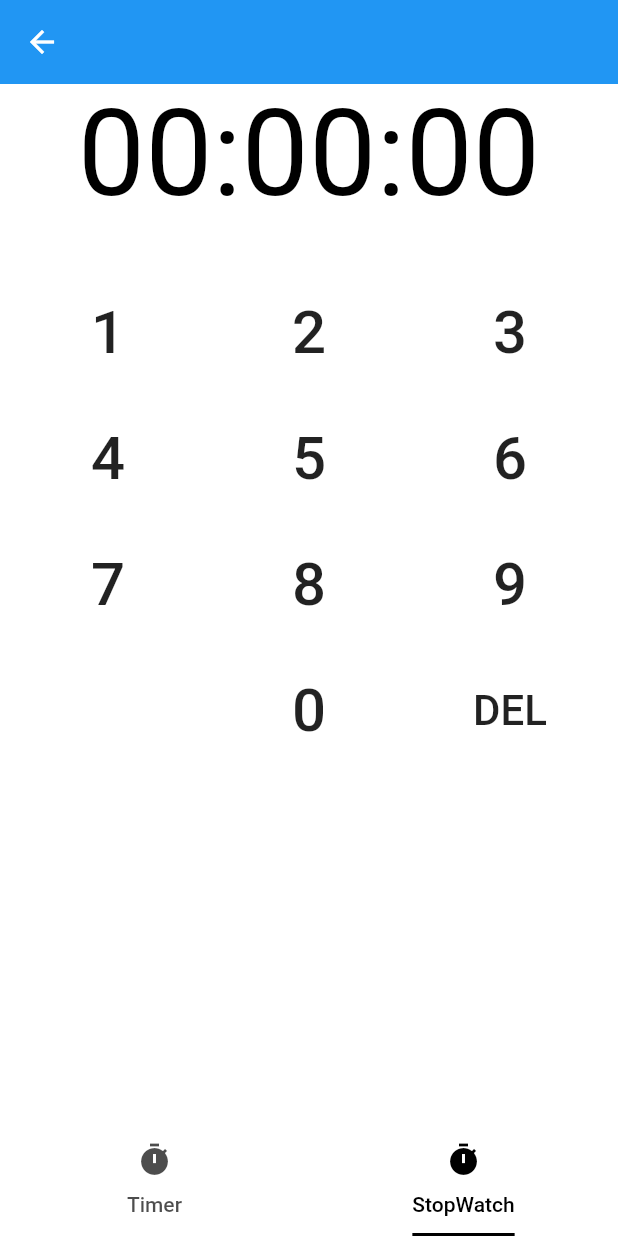
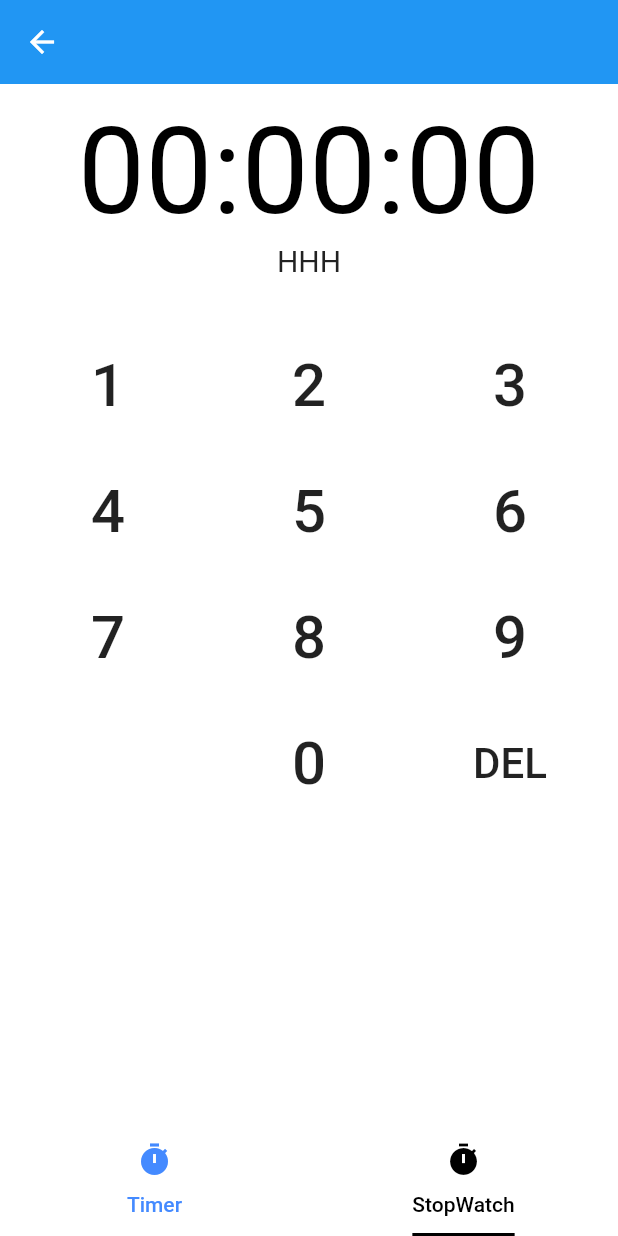
Before and after one commit to anarghya-das/YourBoard, a Flutter app: the TabPage screen opened directly, tab 2 chosen, after a tap on "DEL", on a phone screen of 412 x 824 dp. Run offline on Flutter 3.47's test engine with Material 2 defaults, Android fonts, the phone set to English and light mode, and no system bars; our stand-ins replace flutter_local_notifications, image_picker, shared_preferences; accounts and stored records are empty.

Commit message:
:sparkles: countdown UI working

```diff
--- a/lib/stopWatchView.dart
+++ b/lib/stopWatchView.dart
@@ -8,17 +8,53 @@ class StopWatchPage extends StatefulWidget {
 
 class _StopWatchPageState extends State<StopWatchPage>
     with AutomaticKeepAliveClientMixin {
-  int _hours = 0;
-  int _minutes = 0;
-  int _seconds = 0;
-  Color _hourColor = Colors.black;
-  Color _minuteColor = Colors.black;
-  Color _secondColor = Colors.black;
+  String _hour0 = "0",
+      _hour1 = "0",
+      _minute0 = "0",
+      _minute1 = "0",
+      _second0 = "0",
+      _second1 = "0";
+  bool _isSelectedH = false;
+  bool _isSelectedM = false;
+  bool _isSelectedS = false;
+
+  TextStyle _check(String time) {
+    if (time == "hour" && _isSelectedH) {
+      return TextStyle(color: Colors.blueAccent);
+    } else if (time == "minute" && _isSelectedM) {
+      return TextStyle(color: Colors.blueAccent);
+    } else if (time == "second" && _isSelectedS) {
+      return TextStyle(color: Colors.blueAccent);
+    }
+    return null;
+  }
+
+  void _changeBool(String time) {
+    switch (time) {
+      case "hour":
+        _isSelectedH = true;
+        _isSelectedM = false;
+        _isSelectedS = false;
+        break;
+      case "minute":
+        _isSelectedH = false;
+        _isSelectedM = true;
+        _isSelectedS = false;
+        break;
+      case "second":
+        _isSelectedH = false;
+        _isSelectedM = false;
+        _isSelectedS = true;
+        break;
+    }
+  }
 
   @override
   Widget build(BuildContext context) {
     super.build(context);
-    return Center(
+    return Padding(
+      padding: const EdgeInsets.only(top: 12.0),
+      child: Center(
         child: Column(
           mainAxisAlignment: MainAxisAlignment.start,
           children: <Widget>[
@@ -29,70 +65,49 @@ class _StopWatchPageState extends State<StopWatchPage>
                     color: Colors.black,
                   ),
                   children: <TextSpan>[
-                  _hours < 10
-                      ? TextSpan(
-                          text: "0$_hours",
-                          style: TextStyle(color: _hourColor),
+                    TextSpan(
+                        text: "$_hour0$_hour1",
+                        style: _check("hour"),
                         recognizer: TapGestureRecognizer()
                           ..onTap = () {
                             setState(() {
-                                _hourColor = Colors.blue;
-                                _minuteColor = Colors.black;
-                                _secondColor = Colors.black;
-                              });
-                            })
-                      : TextSpan(
-                          text: "$_hours",
-                          style: TextStyle(color: _hourColor),
-                          recognizer: TapGestureRecognizer()
-                            ..onTap = () {
-                              setState(() {
-                                _hourColor = Colors.blue;
-                                _minuteColor = Colors.black;
-                                _secondColor = Colors.black;
+                              _changeBool("hour");
                             });
                           }),
                     TextSpan(
                       text: ":",
                     ),
-                  _minutes < 10
-                      ? TextSpan(
-                          text: "0$_minutes",
-                          style: TextStyle(color: _minuteColor),
+                    TextSpan(
+                        text: "$_minute0$_minute1",
+                        style: _check("minute"),
                         recognizer: TapGestureRecognizer()
                           ..onTap = () {
                             setState(() {
-                                _minuteColor = Colors.blue;
-                                _hourColor = Colors.black;
-                                _secondColor = Colors.black;
+                              _changeBool("minute");
                             });
-                            })
-                      : TextSpan(text: "$_minutes"),
+                          }),
                     TextSpan(
                       text: ":",
                     ),
-                  _seconds < 10
-                      ? TextSpan(
-                          text: "0$_seconds",
-                          style: TextStyle(color: _secondColor),
+                    TextSpan(
+                        text: "$_second0$_second1",
+                        style: _check("second"),
                         recognizer: TapGestureRecognizer()
                           ..onTap = () {
                             setState(() {
-                                _secondColor = Colors.blue;
-                                _minuteColor = Colors.black;
-                                _hourColor = Colors.black;
+                              _changeBool("second");
                             });
                           })
-                      : TextSpan(
-                          text: "$_seconds",
-                          style: TextStyle(color: _secondColor),
-                          recognizer: TapGestureRecognizer()
-                            ..onTap = () {
-                              setState(() {
-                                _secondColor = Colors.blue;
-                              });
-                            }),
                   ]),
+            ),
+            Row(
+              crossAxisAlignment: CrossAxisAlignment.center,
+              mainAxisAlignment: MainAxisAlignment.center,
+              children: <Widget>[
+                Text("H", style: TextStyle(fontSize: 20)),
+                Text("H", style: TextStyle(fontSize: 20)),
+                Text("H", style: TextStyle(fontSize: 20)),
+              ],
             ),
             GridView.count(
               physics: BouncingScrollPhysics(),
@@ -105,7 +120,68 @@ class _StopWatchPageState extends State<StopWatchPage>
             )
           ],
         ),
+      ),
     );
+  }
+
+  void _updateTime(String i) {
+    if (i == "DEL") {
+      if (_isSelectedH) {
+        if (_hour0 != "0") {
+          _hour0 = "0";
+        } else {
+          _hour1 = "0";
+        }
+      }
+      if (_isSelectedM) {
+        if (_minute0 != "0") {
+          _minute0 = "0";
+        } else {
+          _minute1 = "0";
+        }
+      }
+      if (_isSelectedS) {
+        if (_second0 != "0") {
+          _second0 = "0";
+        } else {
+          _second1 = "0";
+        }
+      }
+    } else {
+      if (_isSelectedH) {
+        if (_hour0 != "0" && _hour1 != "0") {
+          return;
+        } else if (_hour1 == "0") {
+          _hour1 = i;
+        } else {
+          String _temp = _hour1;
+          _hour0 = _temp;
+          _hour1 = i;
+        }
+      }
+      if (_isSelectedM) {
+        if (_minute0 != "0" && _minute1 != "0") {
+          return;
+        } else if (_minute1 == "0") {
+          _minute1 = i;
+        } else {
+          String _temp = _minute1;
+          _minute0 = _temp;
+          _minute1 = i;
+        }
+      }
+      if (_isSelectedS) {
+        if (_second0 != "0" && _second1 != "0") {
+          return;
+        } else if (_second1 == "0") {
+          _second1 = i;
+        } else {
+          String _temp = _second1;
+          _second0 = _temp;
+          _second1 = i;
+        }
+      }
+    }
   }
 
   List<Widget> _fillGrid() {
@@ -116,7 +192,11 @@ class _StopWatchPageState extends State<StopWatchPage>
           highlightColor: Colors.transparent,
           splashColor: Colors.transparent,
           color: Colors.white,
-          onPressed: () {},
+          onPressed: () {
+            setState(() {
+              _updateTime(i);
+            });
+          },
           child: Text(
             "$i",
             style: TextStyle(fontSize: i == "DEL" ? 28 : 40),
--- a/lib/tabPage.dart
+++ b/lib/tabPage.dart
@@ -45,6 +45,7 @@ class _TimerState extends State<TabPage> with SingleTickerProviderStateMixin {
             ],
             controller: _tabController,
             labelColor: Colors.black,
+            unselectedLabelColor: Colors.blueAccent,
             indicatorSize: TabBarIndicatorSize.label,
           ),
         ));
--- a/lib/timerView.dart
+++ b/lib/timerView.dart
@@ -73,10 +73,8 @@ class _TimerPageState extends State<TimerPage>
       case AppLifecycleState.resumed:
         break;
       case AppLifecycleState.inactive:
-        print("paused");
         break;
       case AppLifecycleState.suspending:
-        print("paused");
         break;
     }
   }
@@ -183,6 +181,6 @@ class _TimerPageState extends State<TimerPage>
     var ios = IOSNotificationDetails();
     var platform = NotificationDetails(android, ios);
     await _flutterLocalNotificationsPlugin.show(
-        0, "Timer Running", "Test", platform);
+        0, "Timer Running", null, platform);
   }
 }
```
Lines whose indentation alone changed are shown as unchanged.
